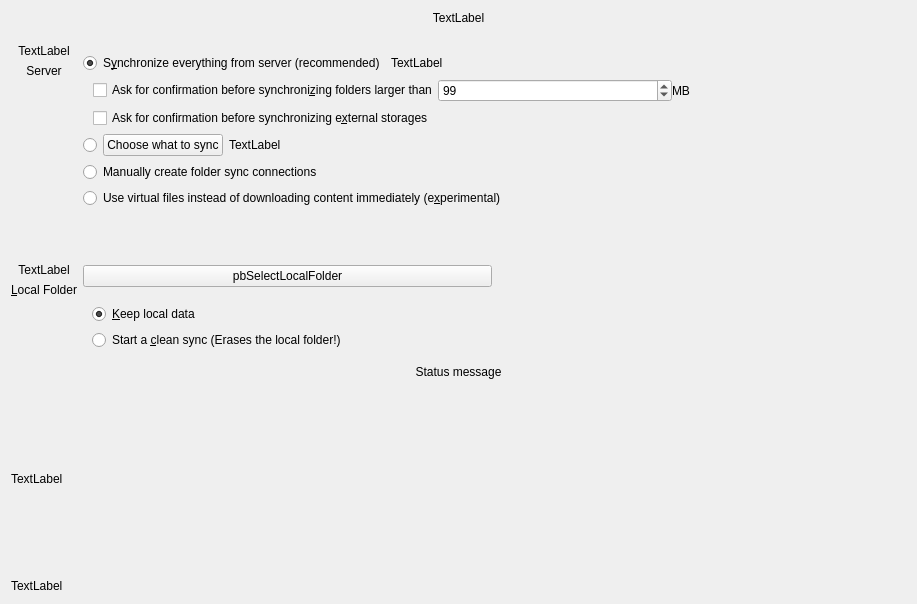
The window that src/gui/wizard/owncloudadvancedsetuppage.ui (reberthkss/ResultCloud) describes before a commit, drawn with Qt 5.
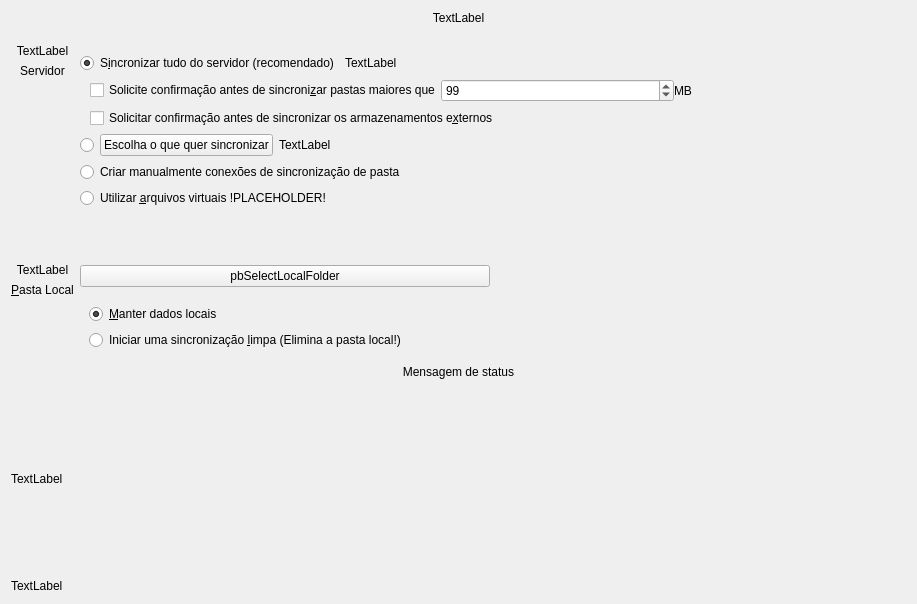
The same window after the commit.

```diff
--- a/src/gui/wizard/owncloudadvancedsetuppage.ui
+++ b/src/gui/wizard/owncloudadvancedsetuppage.ui
@@ -88,7 +88,7 @@
        <item>
         <widget class="QLabel" name="lServer">
          <property name="text">
-          <string>Server</string>
+          <string>Servidor</string>
          </property>
          <property name="alignment">
           <set>Qt::AlignCenter</set>
@@ -147,7 +147,7 @@
           </sizepolicy>
          </property>
          <property name="text">
-          <string>&amp;Local Folder</string>
+          <string>&amp;Pasta Local</string>
          </property>
          <property name="alignment">
           <set>Qt::AlignCenter</set>
@@ -190,7 +190,7 @@
         <item row="1" column="0" colspan="2">
          <widget class="QRadioButton" name="radioButton">
           <property name="text">
-           <string>&amp;Keep local data</string>
+           <string>&amp;Manter dados locais</string>
           </property>
           <property name="checked">
            <bool>true</bool>
@@ -203,7 +203,7 @@
            <string>&lt;html&gt;&lt;head/&gt;&lt;body&gt;&lt;p&gt;If this box is checked, existing content in the local folder will be erased to start a clean sync from the server.&lt;/p&gt;&lt;p&gt;Do not check this if the local content should be uploaded to the servers folder.&lt;/p&gt;&lt;/body&gt;&lt;/html&gt;</string>
           </property>
           <property name="text">
-           <string>Start a &amp;clean sync (Erases the local folder!)</string>
+           <string>Iniciar uma sincronização &amp;limpa (Elimina a pasta local!)</string>
           </property>
           <property name="checkable">
            <bool>true</bool>
@@ -240,7 +240,7 @@
           <item>
            <widget class="QRadioButton" name="rSyncEverything">
             <property name="text">
-             <string>S&amp;ynchronize everything from server (recommended)</string>
+             <string>S&amp;incronizar tudo do servidor (recomendado)</string>
             </property>
             <property name="checked">
              <bool>true</bool>
@@ -298,7 +298,7 @@
             <item>
              <widget class="QCheckBox" name="confCheckBoxSize">
               <property name="text">
-               <string>Ask for confirmation before synchroni&amp;zing folders larger than</string>
+               <string>Solicite confirmação antes de sincroni&amp;zar pastas maiores que</string>
               </property>
              </widget>
             </item>
@@ -324,7 +324,7 @@
           <item row="1" column="1">
            <widget class="QCheckBox" name="confCheckBoxExternal">
             <property name="text">
-             <string>Ask for confirmation before synchronizing e&amp;xternal storages</string>
+             <string>Solicitar confirmação antes de sincronizar os armazenamentos e&amp;xternos</string>
             </property>
            </widget>
           </item>
@@ -351,7 +351,7 @@
           <item>
            <widget class="QPushButton" name="bSelectiveSync">
             <property name="text">
-             <string>Choose what to sync</string>
+             <string>Escolha o que quer sincronizar</string>
             </property>
            </widget>
           </item>
@@ -397,7 +397,7 @@
              <string>&lt;html&gt;&lt;head/&gt;&lt;body&gt;&lt;p&gt;When this option is selected, the wizard will close without synchronizing anything. You can use the &amp;quot;Add Folder Sync Connection&amp;quot; button from the account settings to choose which pair of local and remote folder you wish to synchronize&lt;/p&gt;&lt;/body&gt;&lt;/html&gt;</string>
             </property>
             <property name="text">
-             <string>Manually create folder sync connections </string>
+             <string>Criar manualmente conexões de sincronização de pasta</string>
             </property>
            </widget>
           </item>
@@ -427,7 +427,7 @@
              </sizepolicy>
             </property>
             <property name="text">
-             <string>Use virtual files instead of downloading content immediately (e&amp;xperimental)</string>
+             <string notr="true">Utilizar &amp;arquivos virtuais !PLACEHOLDER!</string>
             </property>
             <property name="checkable">
              <bool>false</bool>
@@ -457,7 +457,7 @@
    <item>
     <widget class="QLabel" name="syncModeLabel">
      <property name="text">
-      <string>Status message</string>
+      <string>Mensagem de status</string>
      </property>
      <property name="textFormat">
       <enum>Qt::RichText</enum>
```
Left out of the diff: 8 changed lines with no effect on the pictures.
